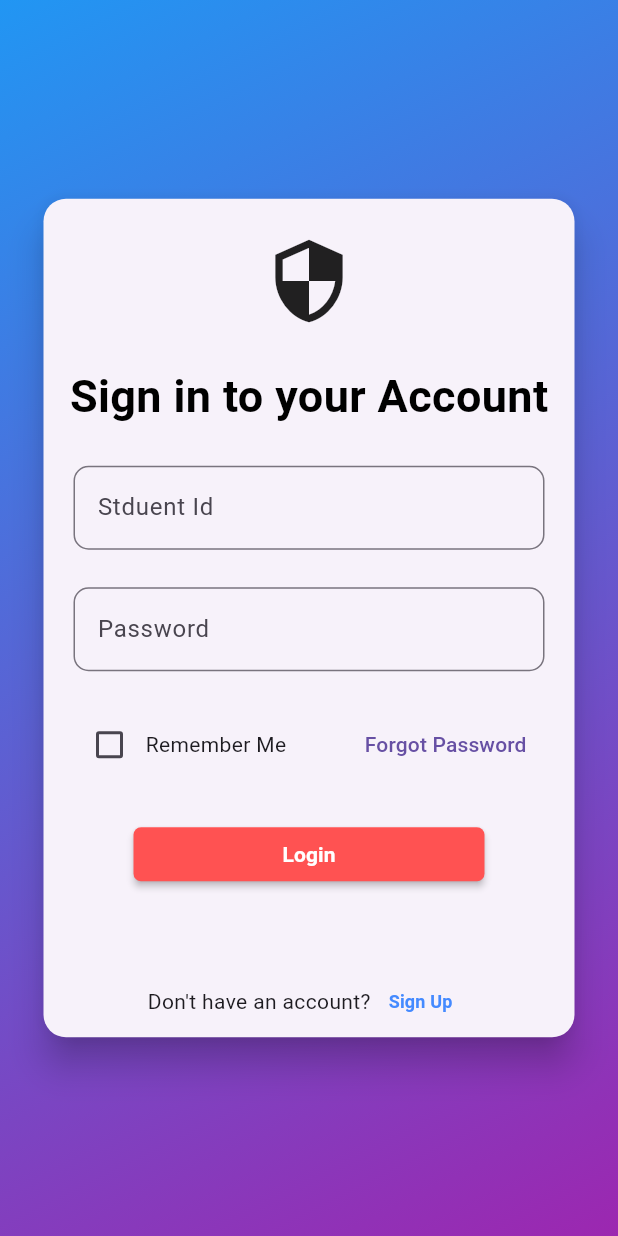
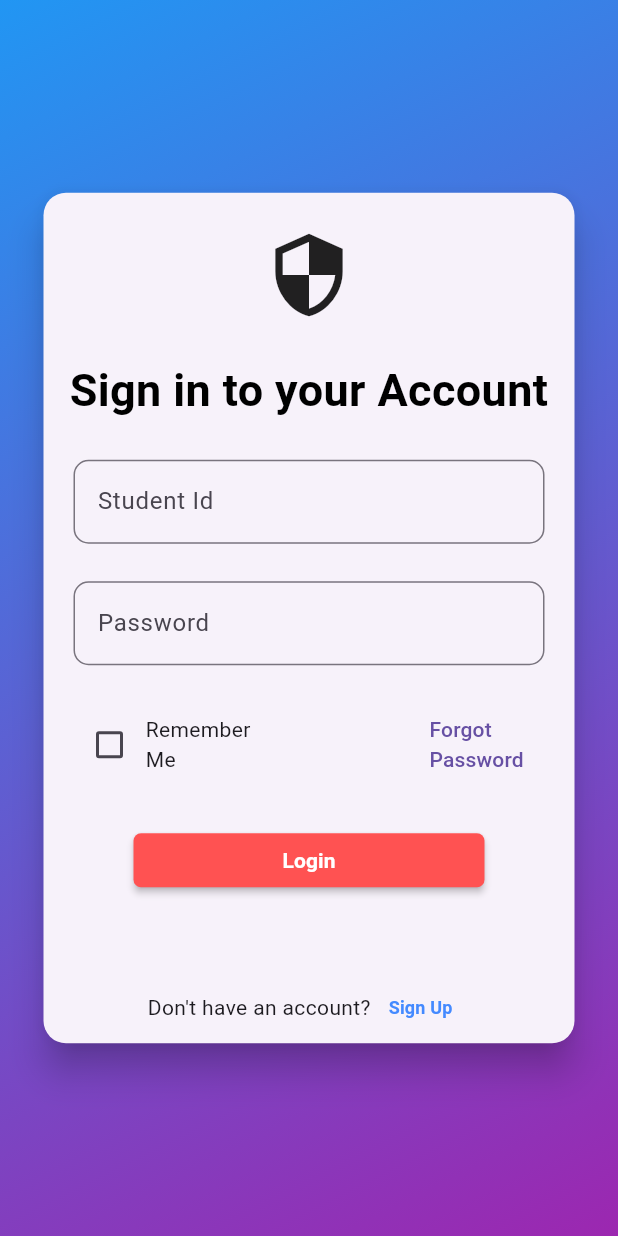
Before and after one commit to adityasaha03/AUSTmate, a Flutter app: the screen it shows after launch, on a phone screen of 412 x 824 dp. Run offline on Flutter 3.47's test engine with Material 3 defaults, Android fonts, the phone set to English and light mode, and no system bars.

Commit message:
Some UI Bug Fixed
Some UI Bug Fixed

```diff
--- a/austmate/lib/pages/login_page.dart
+++ b/austmate/lib/pages/login_page.dart
@@ -15,7 +15,8 @@ class _LoginPageState extends State<LoginPage> {
   @override
   Widget build(BuildContext context) {
     return Scaffold(
-      body: Container(
+      body: SafeArea(
+        child: Container(
           decoration: BoxDecoration(
             gradient: LinearGradient(
               begin: Alignment.topLeft,
@@ -41,6 +42,7 @@ class _LoginPageState extends State<LoginPage> {
                         SizedBox(height: 25),
                         Text(
                           "Sign in to your Account",
+                          textAlign: TextAlign.center,
                           style: TextStyle(
                             fontSize: 30,
                             fontWeight: FontWeight.bold,
@@ -52,7 +54,7 @@ class _LoginPageState extends State<LoginPage> {
                           padding: const EdgeInsets.symmetric(horizontal: 20),
                           child: TextField(
                             decoration: InputDecoration(
-                            labelText: "Stduent Id",
+                              labelText: "Student Id",
                               hintText: "00724...",
                               border: OutlineInputBorder(
                                 borderRadius: BorderRadius.circular(10),
@@ -87,11 +89,13 @@ class _LoginPageState extends State<LoginPage> {
                                   });
                                 },
                               ),
-                            Text("Remember Me"),
+                              Flexible(child: Text("Remember Me")),
                               Spacer(),
-                            TextButton(
+                              Flexible(
+                                child: TextButton(
                                   onPressed: () {},
                                   child: Text("Forgot Password"),
+                                ),
                               ),
                             ],
                           ),
@@ -157,6 +161,7 @@ class _LoginPageState extends State<LoginPage> {
             ),
           ),
         ),
+      ),
     );
   }
 }
```
Lines whose indentation alone changed are shown as unchanged.
